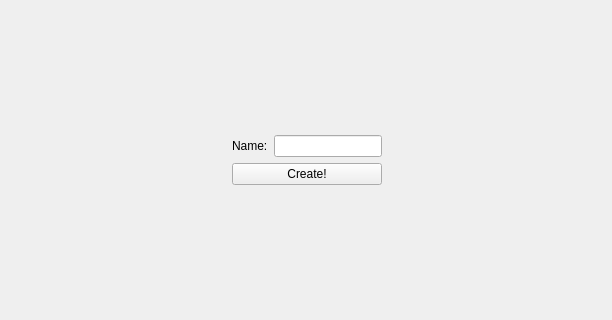
First picture: the form in startpage.ui, repository KDE/plasma-sdk, before the edit; both pictures show x 0 to 612 and y 192 to 512 of the 612 by 643 pixel window.
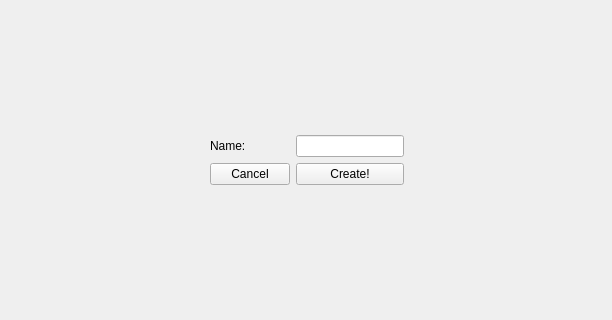
Second picture: the form after the edit. The open tabs and pages were chosen to show the change. Custom widgets are drawn as their Qt base class.

Commit message: Cancel button added to new project group. Project name text edit now gets focus when new project group is displayed.

Diff of the .ui file:
```diff
--- a/startpage.ui
+++ b/startpage.ui
@@ -317,7 +317,7 @@
                       </spacer>
                      </item>
                      <item>
-                      <layout class="QFormLayout" name="formLayout">
+                      <layout class="QGridLayout" name="gridLayout_5">
                        <item row="0" column="0">
                         <widget class="QLabel" name="label">
                          <property name="text">
@@ -325,16 +325,29 @@
                          </property>
                         </widget>
                        </item>
-                       <item row="1" column="0" colspan="2">
-                        <widget class="KPushButton" name="newProjectButton">
-                         <property name="text">
-                          <string>Create!</string>
-                         </property>
-                        </widget>
-                       </item>
                        <item row="0" column="1">
                         <widget class="KLineEdit" name="projectName"/>
                        </item>
+                       <item row="1" column="1">
+                        <widget class="KPushButton" name="newProjectButton">
+                         <property name="text">
+                          <string>Create!</string>
+                         </property>
+                         <property name="autoDefault">
+                          <bool>true</bool>
+                         </property>
+                         <property name="default">
+                          <bool>false</bool>
+                         </property>
+                        </widget>
+                       </item>
+                       <item row="1" column="0">
+                        <widget class="KPushButton" name="cancelNewProjectButton">
+                         <property name="text">
+                          <string>Cancel</string>
+                         </property>
+                        </widget>
+                       </item>
                       </layout>
                      </item>
                      <item>
```
Left out of the diff: 8 changed lines with no effect on the pictures. The commit also changes 3 other files.
